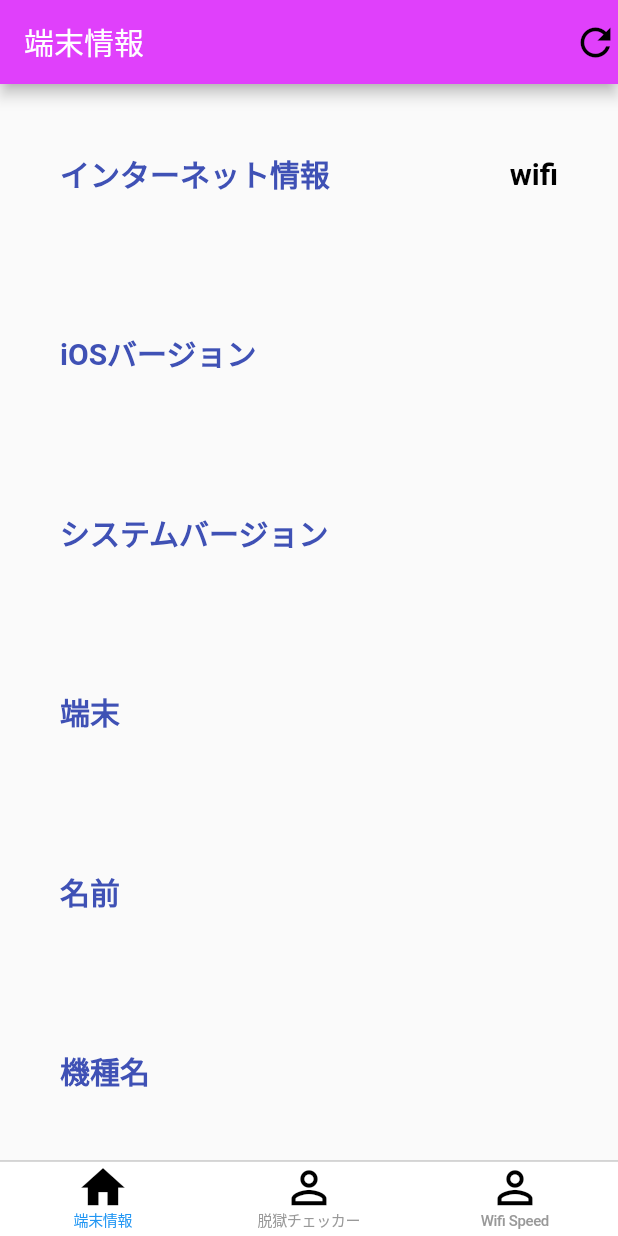
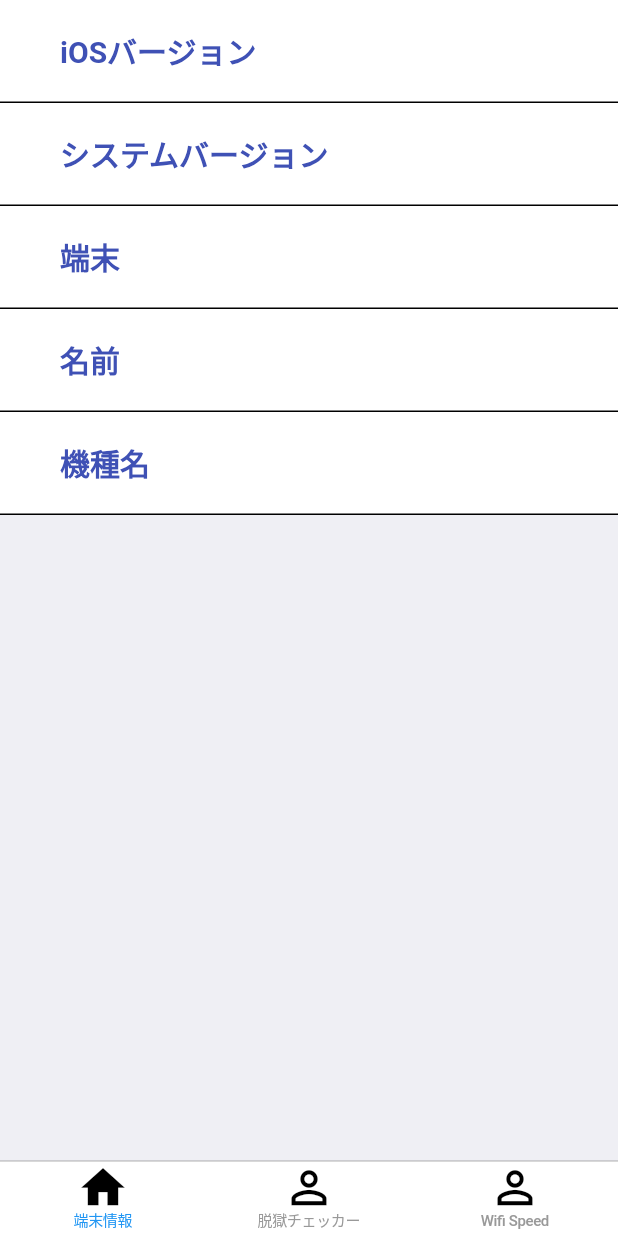
Before and after one commit to iseruuuuu/iphone_check_app, a Flutter app: the screen it shows after launch, on a phone screen of 412 x 824 dp. Run offline on Flutter 3.47's test engine with Material 2 defaults, Android fonts, the light colour scheme and no system bars; our stand-ins replace device_info_plus, flutter_easyloading, fluttertoast, get, percent_indicator, rflutter_alert and 2 more; missing offline and left inert: apple_product_name, flutter_jailbreak_detection, internet_speed_test.

Commit message:
add: home画面のデザインをいいものにした

```diff
--- a/lib/component/home/row_text.dart
+++ b/lib/component/home/row_text.dart
@@ -1,3 +1,4 @@
+import 'package:flutter/cupertino.dart';
 import 'package:flutter/material.dart';
 
 class RowText extends StatelessWidget {
@@ -12,7 +13,16 @@ class RowText extends StatelessWidget {
 
   @override
   Widget build(BuildContext context) {
-    return Padding(
+    return Container(
+      width: MediaQuery.of(context).size.width,
+      height: MediaQuery.of(context).size.height / 12,
+      decoration: const BoxDecoration(
+        color: CupertinoColors.white,
+        border: Border(
+          bottom: BorderSide(),
+        ),
+      ),
+      child: Padding(
         padding: const EdgeInsets.symmetric(horizontal: 40),
         child: Row(
           mainAxisAlignment: MainAxisAlignment.start,
@@ -36,6 +46,7 @@ class RowText extends StatelessWidget {
             ),
           ],
         ),
+      ),
     );
   }
 }
--- a/lib/screen/home_screen/home_screen.dart
+++ b/lib/screen/home_screen/home_screen.dart
@@ -1,7 +1,7 @@
+import 'package:flutter/cupertino.dart';
 import 'package:flutter/material.dart';
 import 'package:get/get.dart';
 import 'package:iphone_check_app/component/home/row_text.dart';
-
 import 'home_screen_controller.dart';
 
 class HomeScreen extends StatelessWidget {
@@ -11,29 +11,16 @@ class HomeScreen extends StatelessWidget {
   Widget build(BuildContext context) {
     final controller = Get.put(HomeScreenController());
     return Scaffold(
-      appBar: AppBar(
-        backgroundColor: Colors.purpleAccent,
-        title: const Text('端末情報'),
-        actions: [
-          GestureDetector(
-            onTap: controller.onTap,
-            child: const Icon(
-              Icons.refresh,
-              color: Colors.black,
-              size: 30,
-            ),
-          ),
-        ],
+      backgroundColor: CupertinoColors.extraLightBackgroundGray,
+      appBar: PreferredSize(
+        preferredSize: Size.zero,
+        child: AppBar(
+          backgroundColor: CupertinoColors.activeBlue,
+        ),
       ),
       body: Column(
-        mainAxisAlignment: MainAxisAlignment.spaceAround,
+        //mainAxisAlignment: MainAxisAlignment.spaceAround,
         children: [
-          Obx(
-            () => RowText(
-              rightText: 'インターネット情報',
-              leftText: controller.connectivityResults.value,
-            ),
-          ),
           Obx(
             () => RowText(
               rightText: 'iOSバージョン',
--- a/lib/screen/home_screen/home_screen_controller.dart
+++ b/lib/screen/home_screen/home_screen_controller.dart
@@ -1,12 +1,8 @@
 import 'package:apple_product_name/apple_product_name.dart';
 import 'package:device_info_plus/device_info_plus.dart';
 import 'package:get/get.dart';
-import 'package:connectivity_plus/connectivity_plus.dart';
-import 'package:network_info_plus/network_info_plus.dart';
 
 class HomeScreenController extends GetxController {
-  final info = NetworkInfo();
-  final connectivityResults = ''.obs;
   final infoName = ''.obs;
   final infoModel = ''.obs;
   final infoSystemName = ''.obs;
@@ -16,22 +12,11 @@ class HomeScreenController extends GetxController {
   @override
   void onInit() {
     super.onInit();
-    checkWifi();
     checkAppProductName();
   }
 
   void onTap() {
-    checkWifi();
     checkAppProductName();
-  }
-
-  void checkWifi() async {
-    var connectivityResult = await (Connectivity().checkConnectivity());
-    if (connectivityResult == ConnectivityResult.mobile) {
-      connectivityResults.value = connectivityResult.name;
-    } else if (connectivityResult == ConnectivityResult.wifi) {
-      connectivityResults.value = connectivityResult.name;
-    }
   }
 
   void checkAppProductName() async {
```
Lines whose indentation alone changed are shown as unchanged.
